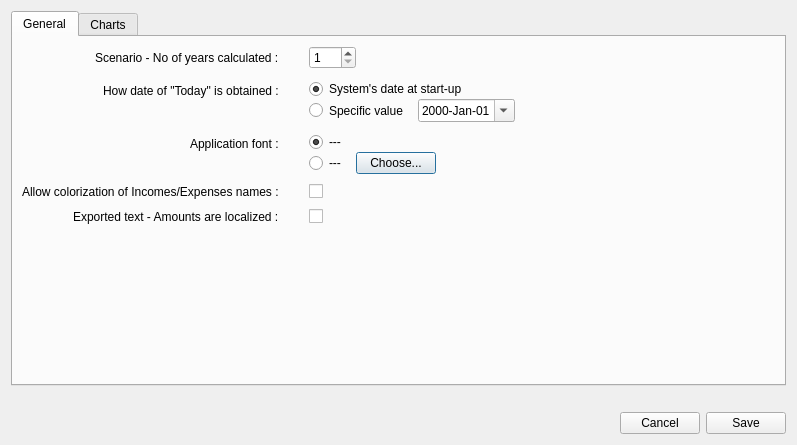
First picture: the form in src/optionsdialog.ui, repository redmoon1945/gbp, before the edit.
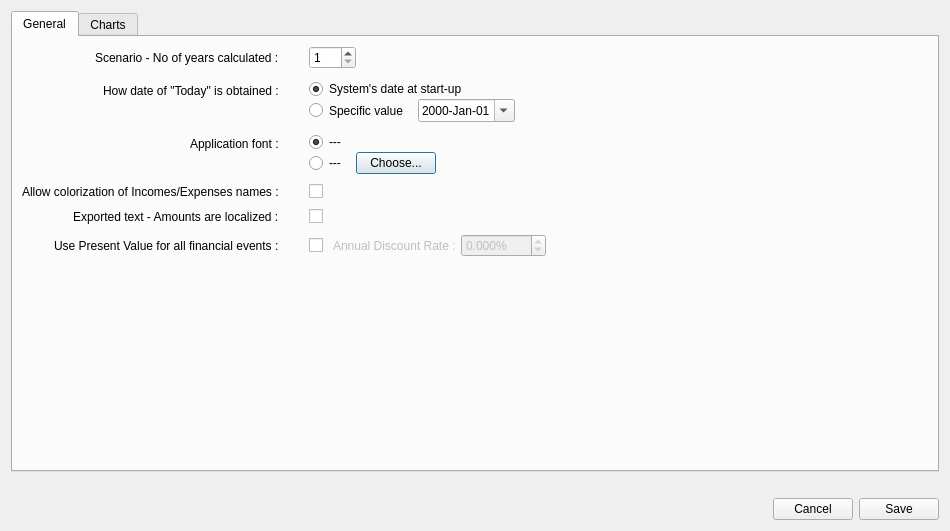
Second picture: the form after the edit. The open tabs and pages were chosen to show the change.

What changed in the file:
```diff
--- a/src/optionsdialog.ui
+++ b/src/optionsdialog.ui
@@ -6,8 +6,8 @@
    <rect>
     <x>0</x>
     <y>0</y>
-    <width>797</width>
-    <height>445</height>
+    <width>950</width>
+    <height>531</height>
    </rect>
   </property>
   <property name="windowTitle">
@@ -345,6 +345,116 @@
              </item>
             </layout>
            </item>
+           <item row="5" column="0">
+            <widget class="QLabel" name="label_5">
+             <property name="text">
+              <string>Use Present Value for all financial events :</string>
+             </property>
+            </widget>
+           </item>
+           <item row="5" column="1">
+            <layout class="QHBoxLayout" name="horizontalLayout_2">
+             <item>
+              <widget class="QCheckBox" name="usePresentValueCheckBox">
+               <property name="sizePolicy">
+                <sizepolicy hsizetype="Fixed" vsizetype="Preferred">
+                 <horstretch>0</horstretch>
+                 <verstretch>0</verstretch>
+                </sizepolicy>
+               </property>
+               <property name="text">
+                <string/>
+               </property>
+              </widget>
+             </item>
+             <item>
+              <spacer name="horizontalSpacer_10">
+               <property name="orientation">
+                <enum>Qt::Orientation::Horizontal</enum>
+               </property>
+               <property name="sizeType">
+                <enum>QSizePolicy::Policy::Fixed</enum>
+               </property>
+               <property name="sizeHint" stdset="0">
+                <size>
+                 <width>10</width>
+                 <height>0</height>
+                </size>
+               </property>
+              </spacer>
+             </item>
+             <item>
+              <widget class="QLabel" name="discountRateLabel">
+               <property name="enabled">
+                <bool>false</bool>
+               </property>
+               <property name="sizePolicy">
+                <sizepolicy hsizetype="Minimum" vsizetype="Preferred">
+                 <horstretch>0</horstretch>
+                 <verstretch>0</verstretch>
+                </sizepolicy>
+               </property>
+               <property name="text">
+                <string>Annual Discount Rate :</string>
+               </property>
+              </widget>
+             </item>
+             <item>
+              <spacer name="horizontalSpacer_15">
+               <property name="orientation">
+                <enum>Qt::Orientation::Horizontal</enum>
+               </property>
+               <property name="sizeType">
+                <enum>QSizePolicy::Policy::Fixed</enum>
+               </property>
+               <property name="sizeHint" stdset="0">
+                <size>
+                 <width>5</width>
+                 <height>20</height>
+                </size>
+               </property>
+              </spacer>
+             </item>
+             <item>
+              <widget class="QDoubleSpinBox" name="pvDiscountRateDoubleSpinBox">
+               <property name="enabled">
+                <bool>false</bool>
+               </property>
+               <property name="sizePolicy">
+                <sizepolicy hsizetype="Preferred" vsizetype="Preferred">
+                 <horstretch>0</horstretch>
+                 <verstretch>0</verstretch>
+                </sizepolicy>
+               </property>
+               <property name="suffix">
+                <string>%</string>
+               </property>
+               <property name="decimals">
+                <number>3</number>
+               </property>
+               <property name="minimum">
+                <double>-100.000000000000000</double>
+               </property>
+               <property name="maximum">
+                <double>100.000000000000000</double>
+               </property>
+              </widget>
+             </item>
+             <item>
+              <spacer name="horizontalSpacer_14">
+               <property name="orientation">
+                <enum>Qt::Orientation::Horizontal</enum>
+               </property>
+               <property name="sizeHint" stdset="0">
+                <size>
+                 <width>40</width>
+                 <height>20</height>
+                </size>
+               </property>
+              </spacer>
+             </item>
+            </layout>
+           </item>
           </layout>
          </item>
         </layout>
```
Left out of the diff: 240 changed lines with no effect on the pictures.
